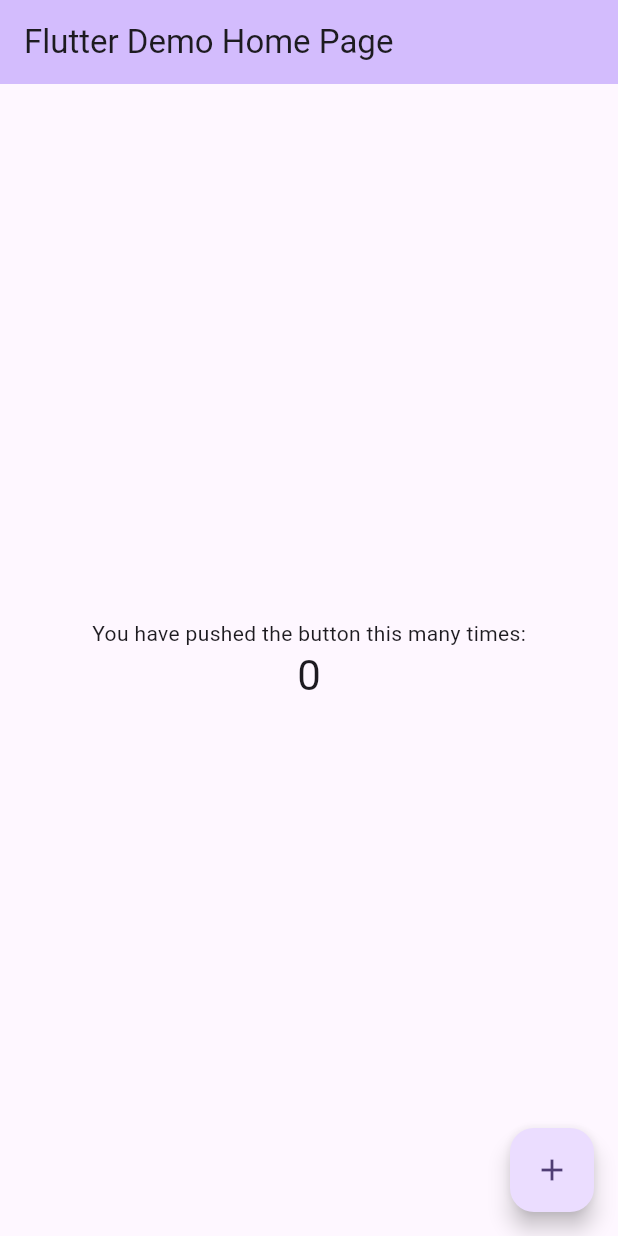
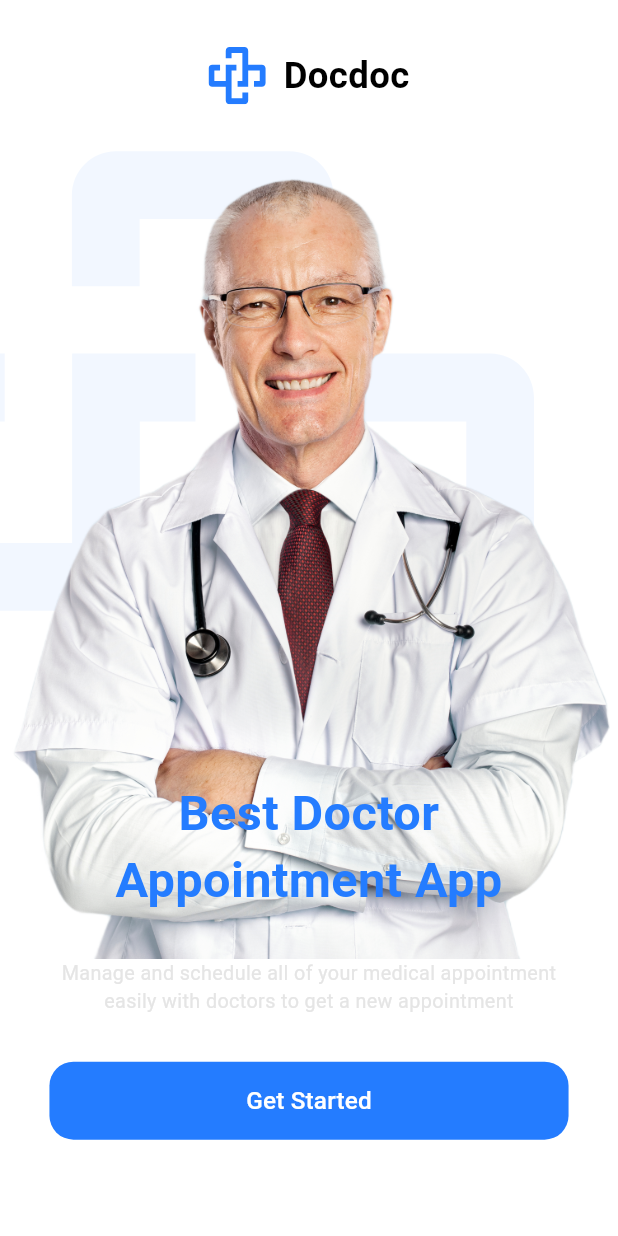
Before and after one commit to hardestsam/flutter_complete_project, a Flutter app: the screen it shows after launch, on a phone screen of 412 x 824 dp. Run offline on Flutter 3.47's test engine with Material 3 defaults, Android fonts, the phone set to English and light mode, and no system bars; our stand-ins replace flutter_screenutil, flutter_svg.

Commit message:
added onboarding screen

```diff
--- /dev/null
+++ b/lib/features/onboarding/onboarding_screen.dart
@@ -0,0 +1,51 @@
+import 'package:flutter/material.dart';
+import 'package:flutter_complete_project/features/onboarding/widgets/doctor_image_and_text.dart';
+import 'package:flutter_complete_project/features/onboarding/widgets/get_started_button.dart';
+import 'package:flutter_screenutil/flutter_screenutil.dart';
+import 'package:flutter_complete_project/features/onboarding/widgets/doc_logo_and_name.dart';
+
+import '../../core/theming/styles.dart';
+
+
+class OnboardingScreen extends StatelessWidget {
+  const OnboardingScreen({super.key});
+
+  @override
+  Widget build(BuildContext context) {
+    return  Scaffold(
+      body:  SafeArea(
+          child: SingleChildScrollView(
+            child: Padding(
+                padding: EdgeInsets.only(
+                  top: 30.h,  // Removed 'const' to allow non-constant ScreenUtil expressions
+                  bottom: 30.h
+                ),
+              child:  Column(
+                children: [
+                  const DocLogoAndName(),
+                  SizedBox(height: 30.h),
+                  const DoctorImageAndText(),
+                        Padding(
+                          padding: EdgeInsets.symmetric(horizontal: 30.w),
+                          child: Column(
+                            children: [
+                              Text(
+                                  'Manage and schedule all of your medical appointment easily with doctors to get a new appointment ',
+                                   style: TextStyles.font13GrayRegular,
+                                   textAlign: TextAlign.center,
+                              ),
+                              SizedBox(height: 30.h,),
+                              const GetStartedButton(),
+
+
+                            ],
+                          ),
+                        )
+                ],
+              ),
+            ),
+          )
+      ),
+    );
+  }
+}
--- /dev/null
+++ b/lib/features/onboarding/widgets/doc_logo_and_name.dart
@@ -0,0 +1,25 @@
+import 'package:flutter/material.dart';
+import 'package:flutter_complete_project/core/theming/styles.dart';
+import 'package:flutter_screenutil/flutter_screenutil.dart';
+import 'package:flutter_svg/flutter_svg.dart';
+
+
+class DocLogoAndName extends StatelessWidget {
+  const DocLogoAndName({super.key});
+
+  @override
+  Widget build(BuildContext context) {
+    return Row(
+      mainAxisAlignment: MainAxisAlignment.center,
+      children: [
+        SvgPicture.asset('assets/svgs/docdoc_logo.svg'),
+        SizedBox(width: 10.w),
+        Text(
+          'Docdoc',
+          style: TextStyles.font24Black700Weight,
+        ),
+
+      ],
+    );
+  }
+}
--- /dev/null
+++ b/lib/features/onboarding/widgets/doctor_image_and_text.dart
@@ -0,0 +1,44 @@
+import 'package:flutter/material.dart';
+import 'package:flutter_svg/flutter_svg.dart';
+
+import '../../../core/theming/styles.dart';
+
+class DoctorImageAndText extends StatelessWidget {
+  const DoctorImageAndText({super.key});
+
+  @override
+  Widget build(BuildContext context) {
+    return Stack(
+      children: [
+        SvgPicture.asset('assets/svgs/docdoc_logo_low_opacity.svg'),
+        Container(
+          foregroundDecoration: BoxDecoration(
+            gradient: LinearGradient(
+                colors: [
+                  Colors.white.withOpacity(0.0),
+                ],
+              begin: Alignment.bottomCenter,
+              end: Alignment.topCenter,
+              stops: const [0.14,0.4],
+            ),
+          ),
+          child: Image.asset('assets/images/onboarding_doctor.png'),
+        ),
+        Positioned(
+          bottom: 30,
+          left: 0,
+          right: 0,
+          child: Text(
+            'Best Doctor\nAppointment App',
+            textAlign: TextAlign.center,
+            style: TextStyles.font32BlueBold.copyWith(
+              height: 1.4,
+            ),
+          ),
+        ),
+
+      ]
+
+    );
+  }
+}
--- /dev/null
+++ b/lib/features/onboarding/widgets/get_started_button.dart
@@ -0,0 +1,38 @@
+import 'package:flutter/material.dart';
+import 'package:flutter_complete_project/core/helpers/extensions.dart';
+import 'package:flutter_complete_project/core/theming/colors.dart';
+
+import '../../../core/routing/routes.dart';
+import '../../../core/theming/styles.dart';
+
+
+
+class GetStartedButton extends StatelessWidget {
+  const GetStartedButton({super.key});
+
+  @override
+  Widget build(BuildContext context) {
+    return TextButton(
+      onPressed: (){
+        context.pushNamed(Routes.loginScreen);
+
+      },
+      style: ButtonStyle(
+        backgroundColor: WidgetStateProperty.all(ColorsManager.mainBlue),
+        tapTargetSize: MaterialTapTargetSize.shrinkWrap,
+        minimumSize: WidgetStateProperty.all(
+            const Size(double.infinity, 52),
+        ),
+        shape: WidgetStateProperty.all(
+          RoundedRectangleBorder(
+            borderRadius: BorderRadius.circular(16),
+          ),
+        ),
+      ),
+      child: Text(
+        'Get Started',
+        style: TextStyles.font16WhiteSemiBold,
+      ),
+    );
+  }
+}
--- a/lib/main.dart
+++ b/lib/main.dart
@@ -1,126 +1,10 @@
 import 'package:flutter/material.dart';
+import 'package:flutter_complete_project/doc_app.dart';
+
+import 'core/routing/app_router.dart';
 
 void main() {
-  runApp(const MyApp());
+  runApp(DocApp(
+    appRouter: AppRouter(),
+  ));
 }
-
-class MyApp extends StatelessWidget {
-  const MyApp({super.key});
-
-  // This widget is the root of your application.
-  @override
-  Widget build(BuildContext context) {
-    return MaterialApp(
-      debugShowCheckedModeBanner: false,
-      title: 'Flutter Advanced Course',
-      theme: ThemeData(
-        // This is the theme of your application.
-        //
-        // TRY THIS: Try running your application with "flutter run". You'll see
-        // the application has a purple toolbar. Then, without quitting the app,
-        // try changing the seedColor in the colorScheme below to Colors.green
-        // and then invoke "hot reload" (save your changes or press the "hot
-        // reload" button in a Flutter-supported IDE, or press "r" if you used
-        // the command line to start the app).
-        //
-        // Notice that the counter didn't reset back to zero; the application
-        // state is not lost during the reload. To reset the state, use hot
-        // restart instead.
-        //
-        // This works for code too, not just values: Most code changes can be
-        // tested with just a hot reload.
-        colorScheme: ColorScheme.fromSeed(seedColor: Colors.deepPurple),
-        useMaterial3: true,
-      ),
-      home: const MyHomePage(title: 'Flutter Demo Home Page'),
-    );
-  }
-}
-
-class MyHomePage extends StatefulWidget {
-  const MyHomePage({super.key, required this.title});
-
-  // This widget is the home page of your application. It is stateful, meaning
-  // that it has a State object (defined below) that contains fields that affect
-  // how it looks.
-
-  // This class is the configuration for the state. It holds the values (in this
-  // case the title) provided by the parent (in this case the App widget) and
-  // used by the build method of the State. Fields in a Widget subclass are
-  // always marked "final".
-
-  final String title;
-
-  @override
-  State<MyHomePage> createState() => _MyHomePageState();
-}
-
-class _MyHomePageState extends State<MyHomePage> {
-  int _counter = 0;
-
-  void _incrementCounter() {
-    setState(() {
-      // This call to setState tells the Flutter framework that something has
-      // changed in this State, which causes it to rerun the build method below
-      // so that the display can reflect the updated values. If we changed
-      // _counter without calling setState(), then the build method would not be
-      // called again, and so nothing would appear to happen.
-      _counter++;
-    });
-  }
-
-  @override
-  Widget build(BuildContext context) {
-    // This method is rerun every time setState is called, for instance as done
-    // by the _incrementCounter method above.
-    //
-    // The Flutter framework has been optimized to make rerunning build methods
-    // fast, so that you can just rebuild anything that needs updating rather
-    // than having to individually change instances of widgets.
-    return Scaffold(
-      appBar: AppBar(
-        // TRY THIS: Try changing the color here to a specific color (to
-        // Colors.amber, perhaps?) and trigger a hot reload to see the AppBar
-        // change color while the other colors stay the same.
-        backgroundColor: Theme.of(context).colorScheme.inversePrimary,
-        // Here we take the value from the MyHomePage object that was created by
-        // the App.build method, and use it to set our appbar title.
-        title: Text(widget.title),
-      ),
-      body: Center(
-        // Center is a layout widget. It takes a single child and positions it
-        // in the middle of the parent.
-        child: Column(
-          // Column is also a layout widget. It takes a list of children and
-          // arranges them vertically. By default, it sizes itself to fit its
-          // children horizontally, and tries to be as tall as its parent.
-          //
-          // Column has various properties to control how it sizes itself and
-          // how it positions its children. Here we use mainAxisAlignment to
-          // center the children vertically; the main axis here is the vertical
-          // axis because Columns are vertical (the cross axis would be
-          // horizontal).
-          //
-          // TRY THIS: Invoke "debug painting" (choose the "Toggle Debug Paint"
-          // action in the IDE, or press "p" in the console), to see the
-          // wireframe for each widget.
-          mainAxisAlignment: MainAxisAlignment.center,
-          children: <Widget>[
-            const Text(
-              'You have pushed the button this many times:',
-            ),
-            Text(
-              '$_counter',
-              style: Theme.of(context).textTheme.headlineMedium,
-            ),
-          ],
-        ),
-      ),
-      floatingActionButton: FloatingActionButton(
-        onPressed: _incrementCounter,
-        tooltip: 'Increment',
-        child: const Icon(Icons.add),
-      ), // This trailing comma makes auto-formatting nicer for build methods.
-    );
-  }
-}
```
Also changed, not shown: 1 other file.
